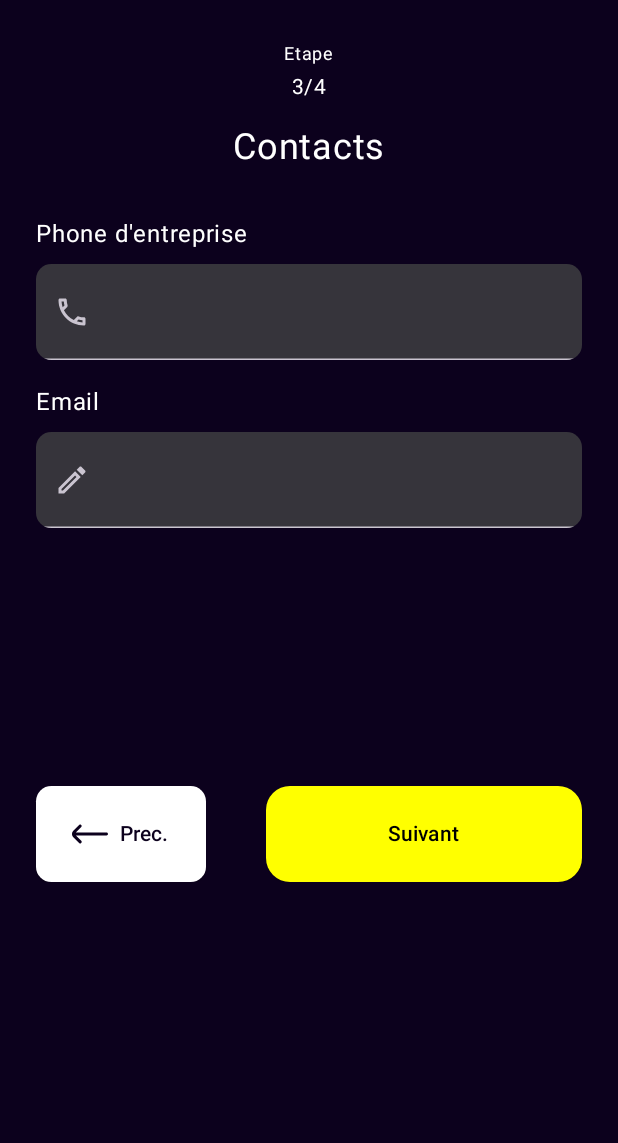
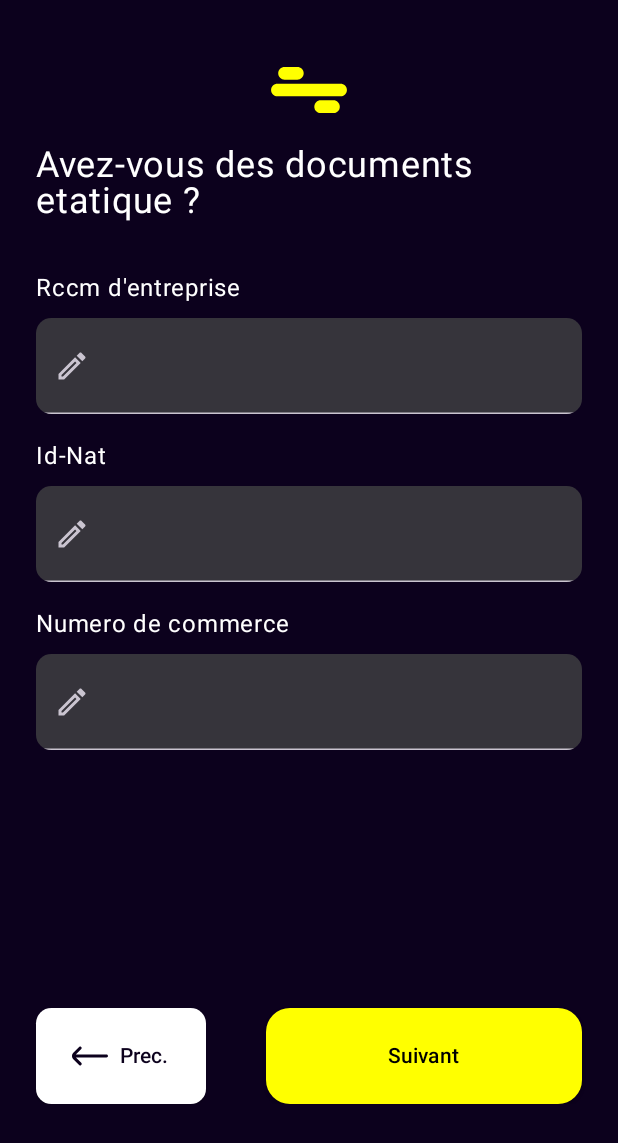
Before and after one commit to leenorshn/rangoapp, an Android app built with Jetpack Compose: the StepThreeScreen screen opened through its navigation route, on a phone screen of 412 x 824 dp. Shown: the top 1143 px of the screen. Run offline under Robolectric (Android 15) with nearby library versions, the phone set to English and light mode, and no system bars; our stand-ins replace Dagger/Hilt's generated code; libraries missing offline, so code that uses them is left out: io.appwrite, io.appwrite.models, io.appwrite.services; 2 statements that could not run were skipped.

Commit message:
define company contract and viewmodel

```diff
--- a/app/src/main/java/com/avenir/rangoapp/ui/screens/auth/register/company/StepThreeScreen.kt
+++ b/app/src/main/java/com/avenir/rangoapp/ui/screens/auth/register/company/StepThreeScreen.kt
@@ -5,12 +5,12 @@ import androidx.compose.foundation.layout.Spacer
 import androidx.compose.foundation.layout.fillMaxWidth
 import androidx.compose.foundation.layout.height
 import androidx.compose.foundation.layout.padding
+import androidx.compose.foundation.layout.size
 import androidx.compose.foundation.layout.width
 import androidx.compose.foundation.lazy.LazyColumn
 import androidx.compose.foundation.shape.RoundedCornerShape
 import androidx.compose.material.icons.Icons
 import androidx.compose.material.icons.outlined.Create
-import androidx.compose.material.icons.outlined.Phone
 import androidx.compose.material3.ButtonDefaults
 import androidx.compose.material3.ElevatedButton
 import androidx.compose.material3.Icon
@@ -20,6 +20,7 @@ import androidx.compose.material3.Text
 import androidx.compose.runtime.Composable
 import androidx.compose.ui.Alignment
 import androidx.compose.ui.Modifier
+import androidx.compose.ui.graphics.Color
 import androidx.compose.ui.res.painterResource
 import androidx.compose.ui.unit.dp
 import androidx.compose.ui.unit.sp
@@ -28,8 +29,6 @@ import com.avenir.rangoapp.core.LargeSpace
 import com.avenir.rangoapp.core.SmallSpace
 import com.avenir.rangoapp.ui.components.PrimaryButton
 import com.avenir.rangoapp.ui.components.TextInputWidget
-import com.avenir.rangoapp.ui.screens.auth.register.account.RegisterEvent
-import com.avenir.rangoapp.ui.screens.auth.register.account.RegisterState
 
 @Composable
 fun StepThreeScreen(
@@ -48,24 +47,26 @@ fun StepThreeScreen(
         ) {
             item {
                 Spacer(modifier = Modifier.height(24.dp))
-                Text(text = "Etape", fontSize = 12.sp)
-                Text(text = "3/4", style = MaterialTheme.typography.bodyMedium)
-                Spacer(modifier = Modifier.height(16.dp))
-                Text(text = "Contacts", fontSize = 24.sp)
+                Icon(
+                    painter = painterResource(id = R.drawable.logo), contentDescription = "",
+                    modifier = Modifier.size(72.dp),
+                    tint = Color.Yellow,
+                )
+                Text(text = "Avez-vous des documents etatique ?", fontSize = 24.sp)
             }
             item {
                 LargeSpace()
                 TextInputWidget(
-                    value = state.phone,
+                    value = state.rccm,
                     onValueChange = {
-                        onEvent(CompanyEvent.PhoneChanged(it))
+                        onEvent(CompanyEvent.RccmChanged(it))
                     },
                     modifier = Modifier
                         .fillMaxWidth(),
-                    label = "Phone d'entreprise",
+                    label = "Rccm d'entreprise",
                     leadingIcon = {
                         Icon(
-                            Icons.Outlined.Phone,
+                            Icons.Outlined.Create,
                             contentDescription = ""
                         )
                     }
@@ -73,13 +74,30 @@ fun StepThreeScreen(
                 )
                 SmallSpace()
                 TextInputWidget(
-                    value = state.email,
+                    value = state.idNat,
                     onValueChange = {
-                        onEvent(CompanyEvent.EmailChanged(it))
+                        onEvent(CompanyEvent.IdNatChanged(it))
                     },
                     modifier = Modifier
                         .fillMaxWidth(),
-                    label = "Email ",
+                    label = "Id-Nat ",
+                    leadingIcon = {
+                        Icon(
+                            Icons.Outlined.Create,
+                            contentDescription = ""
+                        )
+                    }
+
+                )
+                SmallSpace()
+                TextInputWidget(
+                    value = state.idCommerce,
+                    onValueChange = {
+                        onEvent(CompanyEvent.IdCommerceChanged(it))
+                    },
+                    modifier = Modifier
+                        .fillMaxWidth(),
+                    label = "Numero de commerce ",
                     leadingIcon = {
                         Icon(
                             Icons.Outlined.Create,
```
